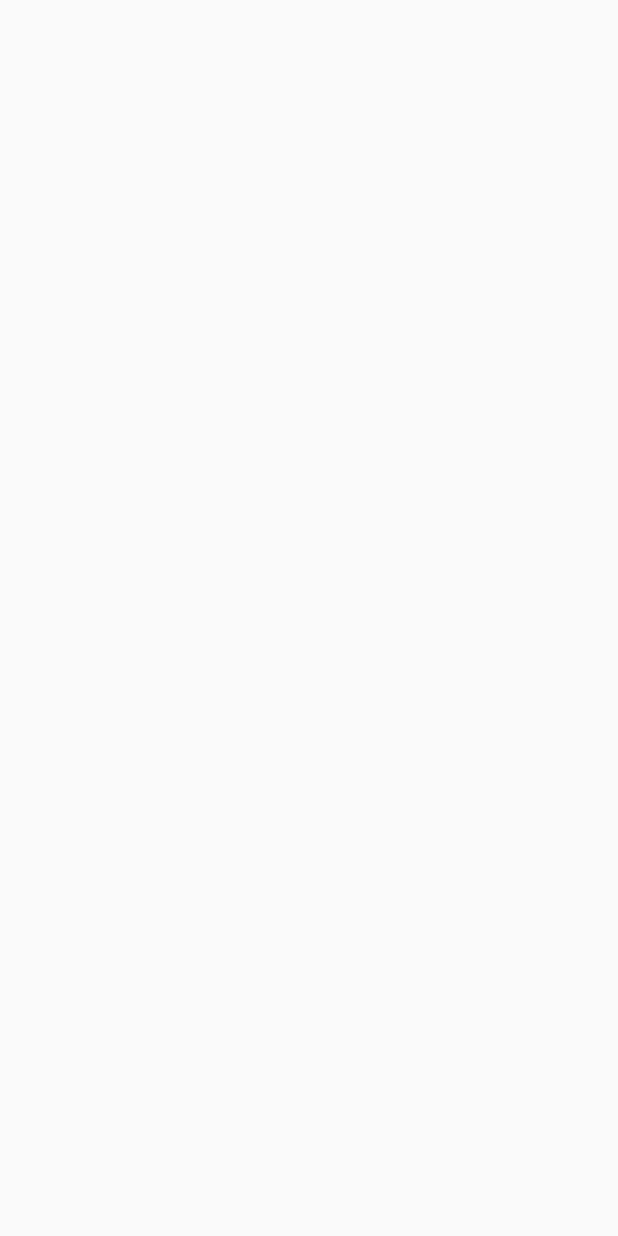
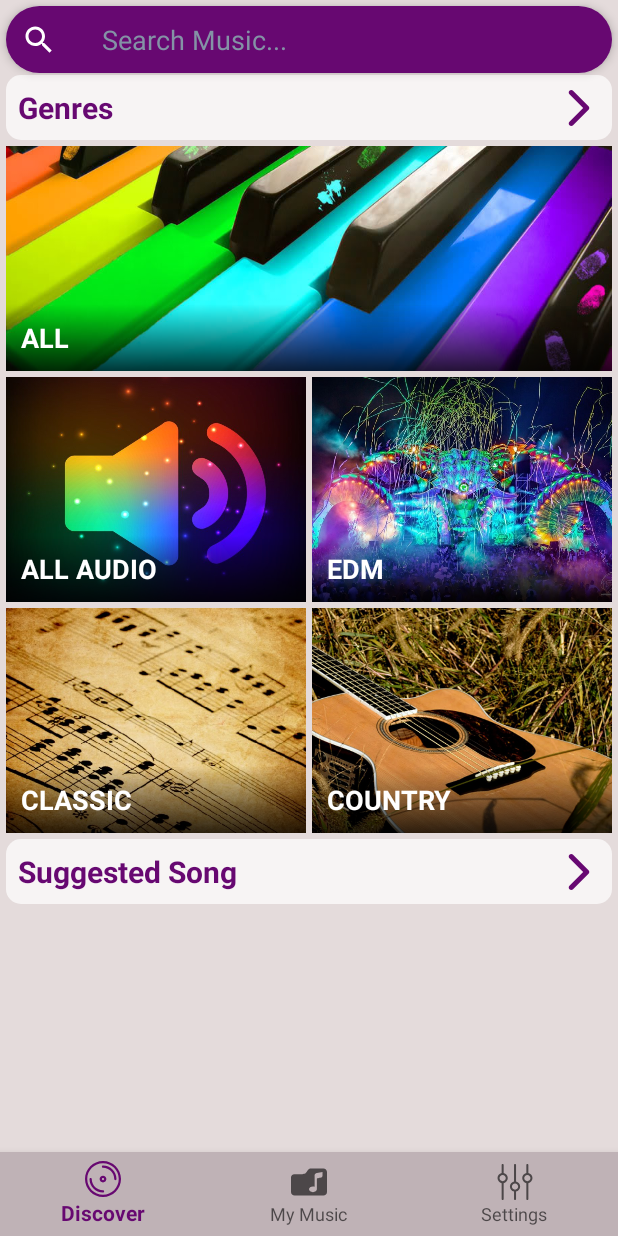
Before and after one commit to awesome-academy/Music_53, an Android app: the screen it shows after launch (MainActivity), on a phone screen of 412 x 824 dp. Before the commit the screen is empty. Run offline under Robolectric (Android 15) with nearby library versions, the phone set to English and light mode, and no system bars.

Commit message:
create ui tab discover

```diff
--- a/app/build.gradle
+++ b/app/build.gradle
@@ -4,7 +4,7 @@ android {
     compileSdkVersion 28
     defaultConfig {
         applicationId "com.trantan.music53"
-        minSdkVersion 19
+        minSdkVersion 21
         targetSdkVersion 28
         versionCode 1
         versionName "1.0"
@@ -22,6 +22,7 @@ dependencies {
     implementation fileTree(dir: 'libs', include: ['*.jar'])
     implementation 'com.android.support:appcompat-v7:28.0.0'
     implementation 'com.android.support.constraint:constraint-layout:1.1.3'
+    implementation 'com.android.support:support-v4:28.0.0'
     testImplementation 'junit:junit:4.12'
     androidTestImplementation 'com.android.support.test:runner:1.0.2'
     androidTestImplementation 'com.android.support.test.espresso:espresso-core:3.0.2'
--- /dev/null
+++ b/app/src/main/java/com/trantan/music53/ui/discover/DiscoverFragment.java
@@ -0,0 +1,50 @@
+package com.trantan.music53.ui.discover;
+
+import android.os.Bundle;
+import android.support.v4.app.Fragment;
+import android.view.LayoutInflater;
+import android.view.View;
+import android.view.ViewGroup;
+import android.widget.ImageView;
+import android.widget.TextView;
+
+import com.trantan.music53.R;
+
+/**
+ * A simple {@link Fragment} subclass.
+ */
+public class DiscoverFragment extends Fragment {
+    private View mSearchView;
+    private TextView mTextGenres;
+    private TextView mTextSuggestedSong;
+    private ImageView mImageAll;
+    private ImageView mImageAllAudio;
+    private ImageView mImageEdm;
+    private ImageView mImageClassic;
+    private ImageView mImageCountry;
+
+    public DiscoverFragment() {
+        // Required empty public constructor
+    }
+
+    @Override
+    public View onCreateView(LayoutInflater inflater, ViewGroup container,
+                             Bundle savedInstanceState) {
+        // Inflate the layout for this fragment
+        View view = inflater.inflate(R.layout.fragment_discover, container, false);
+        initUi(view);
+        return view;
+    }
+
+    private void initUi(View view) {
+        mSearchView = view.findViewById(R.id.layout_search);
+        mTextGenres = view.findViewById(R.id.text_genres);
+        mTextSuggestedSong = view.findViewById(R.id.text_suggested_song);
+        mImageAll = view.findViewById(R.id.image_all);
+        mImageAllAudio = view.findViewById(R.id.image_all_audio);
+        mImageEdm = view.findViewById(R.id.image_edm);
+        mImageClassic = view.findViewById(R.id.image_classic);
+        mImageCountry = view.findViewById(R.id.image_country);
+    }
+
+}
--- /dev/null
+++ b/app/src/main/res/color/navigation_selector.xml
@@ -0,0 +1,5 @@
+<?xml version="1.0" encoding="utf-8"?>
+<selector xmlns:android="http://schemas.android.com/apk/res/android">
+    <item android:color="#ffffff" android:state_checked="true" />
+    <item android:color="#96ffffff" />
+</selector>
--- a/app/src/main/res/drawable-v24/ic_arrow_right.xml
+++ b/app/src/main/res/drawable-v24/ic_arrow_right.xml
@@ -4,6 +4,6 @@
     android:viewportWidth="451.846"
     android:viewportHeight="451.847">
     <path
-        android:fillColor="#ffffff"
+        android:fillColor="@color/color_primary"
         android:pathData="M345.441,248.292L151.154,442.573c-12.359,12.365 -32.397,12.365 -44.75,0c-12.354,-12.354 -12.354,-32.391 0,-44.744L278.318,225.92L106.409,54.017c-12.354,-12.359 -12.354,-32.394 0,-44.748c12.354,-12.359 32.391,-12.359 44.75,0l194.287,194.284c6.177,6.18 9.262,14.271 9.262,22.366C354.708,234.018 351.617,242.115 345.441,248.292z" />
 </vector>
--- /dev/null
+++ b/app/src/main/res/drawable/ic_settings.xml
@@ -0,0 +1,6 @@
+<vector android:height="24dp" android:viewportHeight="480.3"
+    android:viewportWidth="480.3" android:width="24dp" xmlns:android="http://schemas.android.com/apk/res/android">
+    <path android:fillColor="#FF000000" android:pathData="M254.15,234.1V13.5c0,-7.5 -6,-13.5 -13.5,-13.5s-13.5,6 -13.5,13.5v220.6c-31.3,6.3 -55,34 -55,67.2s23.7,60.9 55,67.2v98.2c0,7.5 6,13.5 13.5,13.5s13.5,-6 13.5,-13.5v-98.2c31.3,-6.3 55,-34 55,-67.2C309.15,268.2 285.55,240.4 254.15,234.1zM240.65,342.8c-22.9,0 -41.5,-18.6 -41.5,-41.5s18.6,-41.5 41.5,-41.5s41.5,18.6 41.5,41.5S263.55,342.8 240.65,342.8z"/>
+    <path android:fillColor="#FF000000" android:pathData="M88.85,120.9V13.5c0,-7.5 -6,-13.5 -13.5,-13.5s-13.5,6 -13.5,13.5v107.4c-31.3,6.3 -55,34 -55,67.2s23.7,60.9 55,67.2v211.4c0,7.5 6,13.5 13.5,13.5s13.5,-6 13.5,-13.5V255.2c31.3,-6.3 55,-34 55,-67.2S120.15,127.2 88.85,120.9zM75.35,229.6c-22.9,0 -41.5,-18.6 -41.5,-41.5s18.6,-41.5 41.5,-41.5s41.5,18.6 41.5,41.5S98.15,229.6 75.35,229.6z"/>
+    <path android:fillColor="#FF000000" android:pathData="M418.45,120.9V13.5c0,-7.5 -6,-13.5 -13.5,-13.5s-13.5,6 -13.5,13.5v107.4c-31.3,6.3 -55,34 -55,67.2s23.7,60.9 55,67.2v211.5c0,7.5 6,13.5 13.5,13.5s13.5,-6 13.5,-13.5V255.2c31.3,-6.3 55,-34 55,-67.2S449.85,127.2 418.45,120.9zM404.95,229.6c-22.9,0 -41.5,-18.6 -41.5,-41.5s18.6,-41.5 41.5,-41.5s41.5,18.6 41.5,41.5S427.85,229.6 404.95,229.6z"/>
+</vector>
--- a/app/src/main/res/layout/activity_main.xml
+++ b/app/src/main/res/layout/activity_main.xml
@@ -1,8 +1,29 @@
 <?xml version="1.0" encoding="utf-8"?>
 <android.support.constraint.ConstraintLayout xmlns:android="http://schemas.android.com/apk/res/android"
-    xmlns:app="http://schemas.android.com/apk/res-auto"
     xmlns:tools="http://schemas.android.com/tools"
     android:layout_width="match_parent"
     android:layout_height="match_parent"
-    tools:context=".ui.MainActivity">
+    xmlns:app="http://schemas.android.com/apk/res-auto"
+    tools:context=".ui.MainActivity"
+    android:background="@color/color_splash_screen">
+
+    <fragment
+        android:id="@+id/main_fragment"
+        android:name="com.trantan.music53.ui.discover.DiscoverFragment"
+        android:layout_width="0dp"
+        android:layout_height="0dp"
+        app:layout_constraintStart_toStartOf="parent"
+        app:layout_constraintEnd_toEndOf="parent"
+        app:layout_constraintTop_toTopOf="parent"
+        app:layout_constraintBottom_toTopOf="@id/navigation"/>
+
+    <android.support.design.widget.BottomNavigationView
+        android:id="@+id/navigation"
+        android:layout_width="0dp"
+        android:layout_height="wrap_content"
+        app:layout_constraintStart_toStartOf="parent"
+        app:layout_constraintEnd_toEndOf="parent"
+        app:layout_constraintBottom_toBottomOf="parent"
+        app:menu="@menu/navigation"
+        android:background="@color/color_splash_screen_dark"/>
 </android.support.constraint.ConstraintLayout>
--- /dev/null
+++ b/app/src/main/res/layout/fragment_discover.xml
@@ -0,0 +1,203 @@
+<?xml version="1.0" encoding="utf-8"?>
+<RelativeLayout xmlns:android="http://schemas.android.com/apk/res/android"
+    xmlns:app="http://schemas.android.com/apk/res-auto"
+    xmlns:tools="http://schemas.android.com/tools"
+    android:layout_width="match_parent"
+    android:layout_height="match_parent"
+    android:background="@color/color_splash_screen"
+    tools:context=".ui.discover.DiscoverFragment">
+
+    <ScrollView
+        android:id="@+id/scroll_discover"
+        android:layout_width="match_parent"
+        android:layout_height="wrap_content">
+
+        <android.support.constraint.ConstraintLayout
+            android:id="@+id/t"
+            android:layout_width="match_parent"
+            android:layout_height="wrap_content"
+            android:paddingTop="@dimen/dp_50"
+            android:paddingStart="@dimen/dp_4"
+            android:paddingEnd="@dimen/dp_4">
+
+            <TextView
+                android:id="@+id/text_genres"
+                style="@style/CategoryTextTheme"
+                android:layout_width="0dp"
+                android:layout_height="wrap_content"
+                android:background="@drawable/custom_text_view"
+                android:text="@string/title_genres"
+                app:layout_constraintEnd_toEndOf="parent"
+                app:layout_constraintStart_toStartOf="parent" />
+
+            <ImageView
+                android:id="@+id/image_more_genres"
+                android:layout_width="wrap_content"
+                android:layout_height="wrap_content"
+                android:layout_marginEnd="@dimen/dp_10"
+                app:layout_constraintBottom_toBottomOf="@id/text_genres"
+                app:layout_constraintEnd_toEndOf="@id/text_genres"
+                app:layout_constraintTop_toTopOf="@id/text_genres"
+                app:srcCompat="@drawable/ic_arrow_right" />
+
+            <ImageView
+                android:id="@+id/image_all"
+                android:layout_width="0dp"
+                android:layout_height="@dimen/dp_150"
+                android:layout_marginTop="@dimen/dp_4"
+                android:scaleType="centerCrop"
+                android:src="@drawable/genre_1"
+                app:layout_constraintEnd_toEndOf="parent"
+                app:layout_constraintStart_toStartOf="parent"
+                app:layout_constraintTop_toBottomOf="@id/text_genres" />
+
+            <TextView
+                android:id="@+id/text_all"
+                style="@style/GenreTextTheme"
+                android:layout_width="0dp"
+                android:layout_height="wrap_content"
+                android:background="@drawable/custom_gradient_top_to_bot"
+                android:text="@string/title_all"
+                app:layout_constraintBottom_toBottomOf="@id/image_all"
+                app:layout_constraintEnd_toEndOf="@id/image_all"
+                app:layout_constraintStart_toStartOf="@id/image_all" />
+
+            <ImageView
+                android:id="@+id/image_all_audio"
+                android:layout_width="0dp"
+                android:layout_height="@dimen/dp_150"
+                android:layout_marginTop="@dimen/dp_4"
+                android:layout_marginEnd="@dimen/dp_2"
+                android:scaleType="centerCrop"
+                android:src="@drawable/genre_2"
+                app:layout_constraintEnd_toStartOf="@id/guideline"
+                app:layout_constraintStart_toStartOf="parent"
+                app:layout_constraintTop_toBottomOf="@id/image_all" />
+
+            <TextView
+                android:id="@+id/text_all_audio"
+                style="@style/GenreTextTheme"
+                android:layout_width="0dp"
+                android:layout_height="wrap_content"
+                android:background="@drawable/custom_gradient_top_to_bot"
+                android:text="@string/title_all_audio"
+                app:layout_constraintBottom_toBottomOf="@id/image_all_audio"
+                app:layout_constraintEnd_toEndOf="@id/image_all_audio"
+                app:layout_constraintStart_toStartOf="@id/image_all_audio" />
+
+            <ImageView
+                android:id="@+id/image_edm"
+                android:layout_width="0dp"
+                android:layout_height="@dimen/dp_150"
+                android:layout_marginStart="@dimen/dp_2"
+                android:layout_marginTop="@dimen/dp_4"
+                android:scaleType="centerCrop"
+                android:src="@drawable/genre_3"
+                app:layout_constraintEnd_toEndOf="parent"
+                app:layout_constraintStart_toEndOf="@id/guideline"
+                app:layout_constraintTop_toBottomOf="@id/image_all" />
+
+            <TextView
+                android:id="@+id/text_edm"
+                style="@style/GenreTextTheme"
+                android:layout_width="0dp"
+                android:layout_height="wrap_content"
+                android:background="@drawable/custom_gradient_top_to_bot"
+                android:text="@string/title_edm"
+                app:layout_constraintBottom_toBottomOf="@id/image_edm"
+                app:layout_constraintEnd_toEndOf="@id/image_edm"
+                app:layout_constraintStart_toStartOf="@id/image_edm" />
+
+            <ImageView
+                android:id="@+id/image_country"
+                android:layout_width="0dp"
+                android:layout_height="@dimen/dp_150"
+                android:layout_marginTop="@dimen/dp_4"
+                android:layout_marginEnd="@dimen/dp_2"
+                android:scaleType="centerCrop"
+                android:src="@drawable/genre_4"
+                app:layout_constraintEnd_toStartOf="@id/guideline"
+                app:layout_constraintStart_toStartOf="parent"
+                app:layout_constraintTop_toBottomOf="@id/image_all_audio" />
+
+            <TextView
+                android:id="@+id/text_country"
+                style="@style/GenreTextTheme"
+                android:layout_width="0dp"
+                android:layout_height="wrap_content"
+                android:background="@drawable/custom_gradient_top_to_bot"
+                android:text="@string/title_classic"
+                app:layout_constraintBottom_toBottomOf="@id/image_country"
+                app:layout_constraintEnd_toEndOf="@id/image_country"
+                app:layout_constraintStart_toStartOf="@id/image_country" />
+
+            <ImageView
+                android:id="@+id/image_classic"
+                android:layout_width="0dp"
+                android:layout_height="@dimen/dp_150"
+                android:layout_marginStart="@dimen/dp_2"
+                android:layout_marginTop="@dimen/dp_4"
+                android:scaleType="centerCrop"
+                android:src="@drawable/genre_5"
+                app:layout_constraintEnd_toEndOf="parent"
+                app:layout_constraintStart_toEndOf="@id/guideline"
+                app:layout_constraintTop_toBottomOf="@id/image_edm" />
+
+            <TextView
+                android:id="@+id/text_classic"
+                style="@style/GenreTextTheme"
+                android:layout_width="0dp"
+                android:layout_height="wrap_content"
+                android:background="@drawable/custom_gradient_top_to_bot"
+                android:text="@string/title_country"
+                app:layout_constraintBottom_toBottomOf="@id/image_classic"
+                app:layout_constraintEnd_toEndOf="@id/image_classic"
+                app:layout_constraintStart_toStartOf="@id/image_classic" />
+
+            <TextView
+                android:id="@+id/text_suggested_song"
+                style="@style/CategoryTextTheme"
+                android:layout_width="0dp"
+                android:layout_height="wrap_content"
+                android:layout_marginTop="@dimen/dp_4"
+                android:background="@drawable/custom_text_view"
+                android:text="@string/title_suggested_song"
+                app:layout_constraintEnd_toEndOf="parent"
+                app:layout_constraintStart_toStartOf="parent"
+                app:layout_constraintTop_toBottomOf="@id/image_country" />
+
+            <ImageView
+                android:id="@+id/image_more_songs"
+                android:layout_width="wrap_content"
+                android:layout_height="wrap_content"
+                android:layout_marginEnd="@dimen/dp_10"
+                app:layout_constraintBottom_toBottomOf="@id/text_suggested_song"
+                app:layout_constraintEnd_toEndOf="@id/text_suggested_song"
+                app:layout_constraintTop_toTopOf="@id/text_suggested_song"
+                app:srcCompat="@drawable/ic_arrow_right" />
+
+            <android.support.v7.widget.RecyclerView
+                android:id="@+id/recycle_suggested_song"
+                android:layout_width="0dp"
+                android:layout_height="wrap_content"
+                android:layout_marginTop="@dimen/dp_4"
+                app:layout_constraintEnd_toEndOf="parent"
+                app:layout_constraintStart_toStartOf="parent"
+                app:layout_constraintTop_toBottomOf="@id/text_suggested_song" />
+
+            <android.support.constraint.Guideline
+                android:id="@+id/guideline"
+                android:layout_width="wrap_content"
+                android:layout_height="wrap_content"
+                android:orientation="vertical"
+                app:layout_constraintGuide_percent="0.5" />
+        </android.support.constraint.ConstraintLayout>
+    </ScrollView>
+
+    <include
+        android:id="@+id/layout_search"
+        layout="@layout/layout_search"
+        android:layout_width="match_parent"
+        android:layout_height="wrap_content"
+        android:layout_margin="@dimen/dp_4"/>
+</RelativeLayout>
--- /dev/null
+++ b/app/src/main/res/layout/layout_search.xml
@@ -0,0 +1,29 @@
+<?xml version="1.0" encoding="utf-8"?>
+<android.support.constraint.ConstraintLayout xmlns:android="http://schemas.android.com/apk/res/android"
+    xmlns:app="http://schemas.android.com/apk/res-auto"
+    android:layout_width="match_parent"
+    android:layout_height="wrap_content"
+    android:background="@drawable/custom_shape_search"
+    android:elevation="@dimen/dp_4">
+
+    <ImageView
+        android:id="@+id/image_search"
+        android:layout_width="wrap_content"
+        android:layout_height="wrap_content"
+        app:srcCompat="@drawable/ic_search_24dp"
+        app:layout_constraintStart_toStartOf="parent"
+        app:layout_constraintTop_toTopOf="parent"
+        android:padding="@dimen/dp_10"
+        app:layout_constraintBottom_toBottomOf="parent"/>
+    <TextView
+        android:layout_width="wrap_content"
+        android:layout_height="wrap_content"
+        android:text="@string/search_music_hint"
+        android:textSize="@dimen/sp_18"
+        android:padding="@dimen/dp_10"
+        android:textColor="@color/color_text_search"
+        app:layout_constraintStart_toEndOf="@id/image_search"
+        app:layout_constraintTop_toTopOf="parent"
+        app:layout_constraintBottom_toBottomOf="parent"
+        android:layout_marginStart="@dimen/dp_10"/>
+</android.support.constraint.ConstraintLayout>
--- /dev/null
+++ b/app/src/main/res/menu/navigation.xml
@@ -0,0 +1,16 @@
+<?xml version="1.0" encoding="utf-8"?>
+<menu xmlns:android="http://schemas.android.com/apk/res/android">
+    <item
+        android:id="@+id/discover"
+        android:icon="@drawable/ic_discover"
+        android:title="Discover" />
+    <item
+        android:id="@+id/my_music"
+        android:icon="@drawable/ic_my_music"
+        android:title="My Music" />
+    <item
+        android:id="@+id/settings"
+        android:icon="@drawable/ic_settings"
+        android:title="Settings" />
+
+</menu>
--- a/app/src/main/res/values/colors.xml
+++ b/app/src/main/res/values/colors.xml
@@ -4,4 +4,7 @@
     <color name="color_primary_dark">#960CA4</color>
     <color name="color_accent">#343F4B</color>
     <color name="color_splash_screen">#E4DBDB</color>
+    <color name="color_splash_screen_dark">#bfb2b6</color>
+    <color name="color_text_search">#8492A6</color>
+    <color name="color_white">#ffffff</color>
 </resources>
--- a/app/src/main/res/values/dimens.xml
+++ b/app/src/main/res/values/dimens.xml
@@ -2,4 +2,12 @@
 <resources>
     <dimen name="dp_320">320dp</dimen>
     <dimen name="dp_240">240dp</dimen>
+    <dimen name="dp_10">10dp</dimen>
+    <dimen name="sp_18">18sp</dimen>
+    <dimen name="dp_4">4dp</dimen>
+    <dimen name="dp_150">150dp</dimen>
+    <dimen name="dp_8">8dp</dimen>
+    <dimen name="sp_20">20sp</dimen>
+    <dimen name="dp_2">2dp</dimen>
+    <dimen name="dp_50">50dp</dimen>
 </resources>
--- a/app/src/main/res/values/strings.xml
+++ b/app/src/main/res/values/strings.xml
@@ -1,3 +1,11 @@
 <resources>
     <string name="app_name">Music53</string>
+    <string name="search_music_hint">Search Music...</string>
+    <string name="title_classic">CLASSIC</string>
+    <string name="title_all">ALL</string>
+    <string name="title_edm">EDM</string>
+    <string name="title_country">COUNTRY</string>
+    <string name="title_all_audio">ALL AUDIO</string>
+    <string name="title_genres">Genres</string>
+    <string name="title_suggested_song">Suggested Song</string>
 </resources>
--- a/app/src/main/res/values/styles.xml
+++ b/app/src/main/res/values/styles.xml
@@ -6,8 +6,24 @@
         <item name="colorPrimary">@color/color_primary</item>
         <item name="colorPrimaryDark">@color/color_primary_dark</item>
         <item name="colorAccent">@color/color_accent</item>
+        <item name="android:statusBarColor">@color/color_splash_screen</item>
     </style>
+
     <style name="SplashTheme" parent="AppTheme">
         <item name="android:windowBackground">@drawable/bg_splash_screen</item>
     </style>
+
+    <style name="GenreTextTheme" parent="android:Widget.TextView">
+        <item name="android:textSize">@dimen/sp_18</item>
+        <item name="android:textColor">@color/color_white</item>
+        <item name="android:textStyle">bold</item>
+        <item name="android:padding">@dimen/dp_10</item>
+    </style>
+
+    <style name="CategoryTextTheme" parent="android:Widget.TextView">
+        <item name="android:textSize">@dimen/sp_20</item>
+        <item name="android:textColor">@color/color_primary</item>
+        <item name="android:textStyle">bold</item>
+        <item name="android:padding">@dimen/dp_8</item>
+    </style>
 </resources>
```
